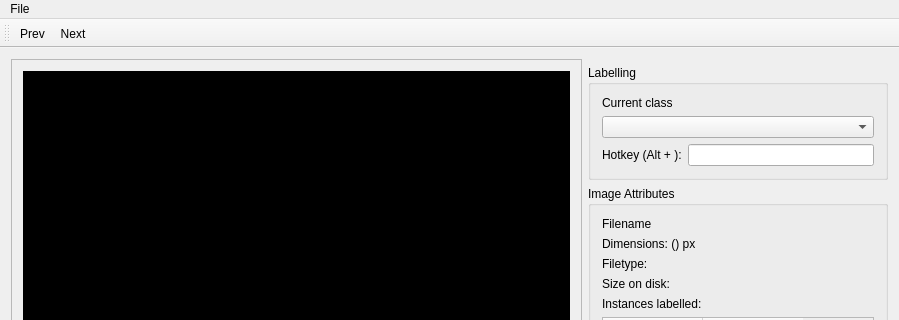
Old version of the form src/mainwindow.ui in the repository ikishorek/deeplabel; both pictures show x 0 to 899 and y 0 to 320 of the 899 by 617 pixel window.
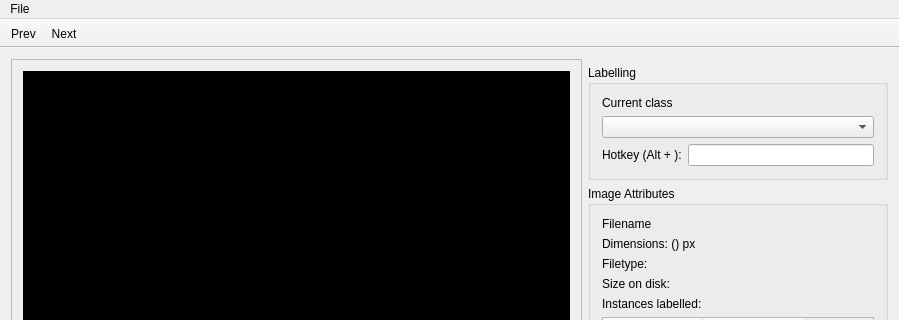
New version of the form.

Patch:
```diff
--- a/src/mainwindow.ui
+++ b/src/mainwindow.ui
@@ -187,6 +187,12 @@
    <addaction name="menuFile"/>
   </widget>
   <widget class="QToolBar" name="mainToolBar">
+   <property name="movable">
+    <bool>false</bool>
+   </property>
+   <property name="floatable">
+    <bool>false</bool>
+   </property>
    <attribute name="toolBarArea">
     <enum>TopToolBarArea</enum>
    </attribute>
```
Left out of the diff: 26 changed lines with no effect on the pictures.
